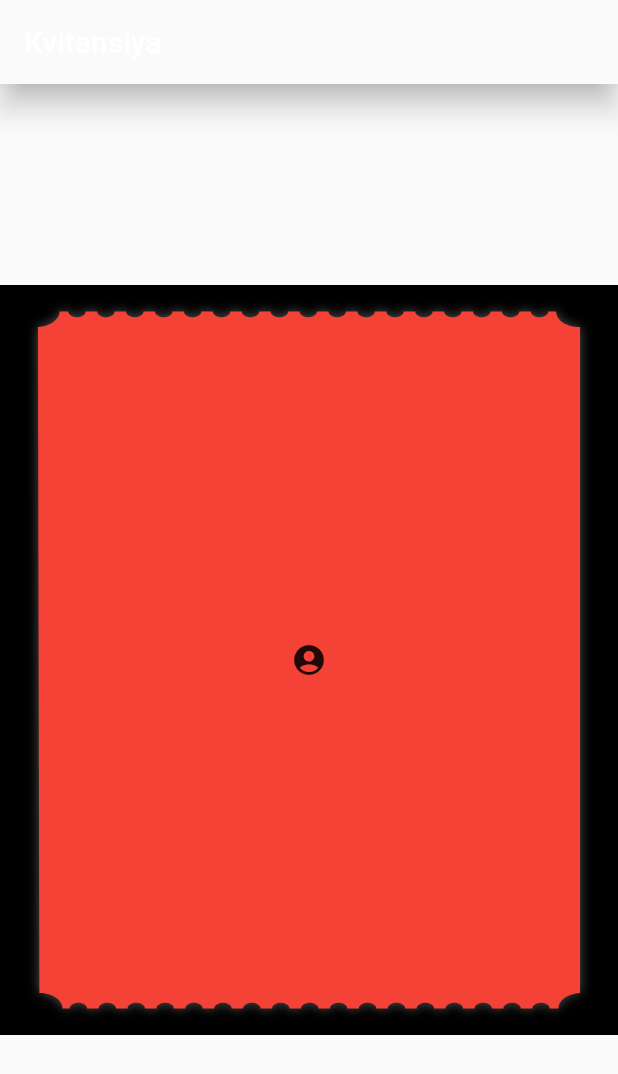
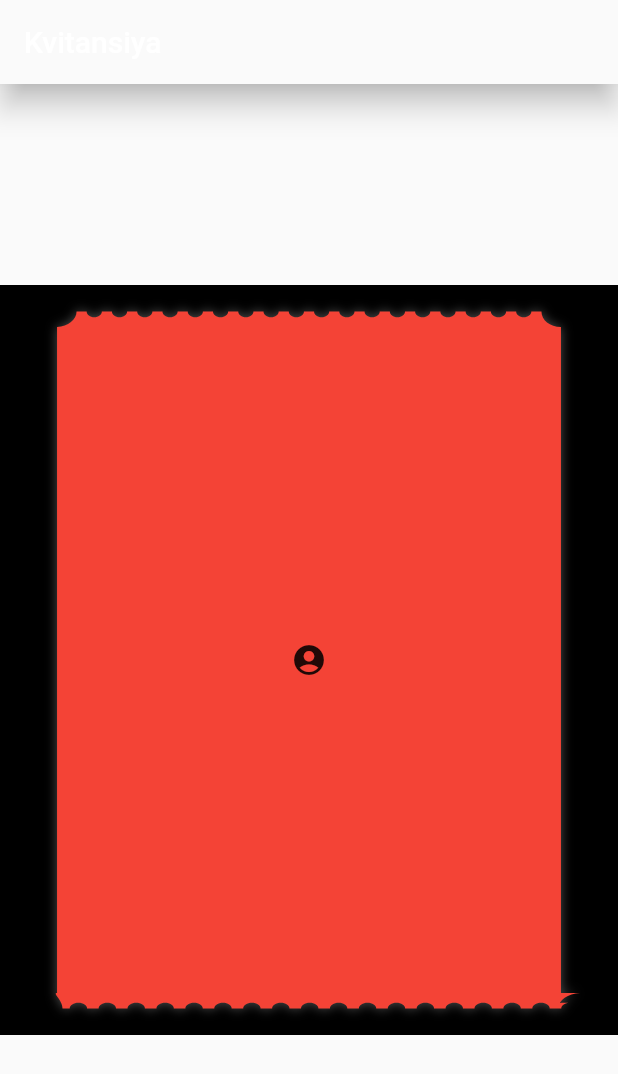
Before and after one commit to Tukhtamurodov-Sardorbek/ui_test, a Flutter app: the screen it shows after launch, on a phone screen of 412 x 824 dp. Shown: the top 1074 px of the screen. Run offline on Flutter 3.47's test engine with Material 2 defaults, Android fonts, the phone set to English and light mode, and no system bars.

Commit message:
Responsiveness is being handled

```diff
--- a/lib/main.dart
+++ b/lib/main.dart
@@ -1,4 +1,5 @@
 import 'package:flutter/material.dart';
+import 'package:ui_test/responsive_shape_border.dart';
 import 'package:ui_test/shape_border.dart';
 
 void main() {
@@ -44,7 +45,7 @@ class ReceiptPage extends StatelessWidget {
             height: 500.0,
             decoration: ShapeDecoration(
               color: Colors.red,
-              shape: MyShapeBorder(),
+              shape: MyResponsiveShapeBorder(),
               shadows: [
                 BoxShadow(
                   color: Colors.grey.withOpacity(0.5),
--- a/lib/responsive_shape_border.dart
+++ b/lib/responsive_shape_border.dart
@@ -2,7 +2,7 @@ import 'dart:ui' as ui;
 
 import 'package:flutter/material.dart';
 
-class MyShapeBorder extends ShapeBorder {
+class MyResponsiveShapeBorder extends ShapeBorder {
 
   @override
   EdgeInsetsGeometry get dimensions => const EdgeInsets.all(0);
@@ -26,12 +26,15 @@ class MyShapeBorder extends ShapeBorder {
 
     double widthPercent = 0.8653657;
     double heightPercent = 0.04301471;
-    const peakWidth = 15;
-    const peakHeight = 15;
+    const peakWidth = 16.842736;
 
-    final start = 30 + (width % peakWidth == 0 ? 0 : (width % peakWidth / 2));
+    const cornerWidth = 24.807272;
+    const horizontalMargin = 30;
+    double remainedSpace = width - 2 * cornerWidth - 2 * horizontalMargin;
+    final start = horizontalMargin + (remainedSpace % peakWidth == 0 ? 0 : (remainedSpace % peakWidth / 2));
     final finish =  width - start;
-    final numberOfPeaks = (finish - start) / peakWidth;
+
+    final numberOfPeaks = (finish - start - 49.614544) / peakWidth;
 
     print('SIZE: $size  Width: ${finish - start} Peaks: $numberOfPeaks Start: $start  Finish: $finish');
 
@@ -39,89 +42,73 @@ class MyShapeBorder extends ShapeBorder {
     Size coordinate = Size(finish, size.height*0.05588235 + topGap);
 
     double OX(double moveBy){
-      // print('OX Before => $coordinate');
       double xCoordinate = coordinate.width;
       final yCoordinate = coordinate.height;
 
       xCoordinate += moveBy;
-
       coordinate = Size(xCoordinate, yCoordinate);
-      // print('OX After => $coordinate');
       return coordinate.width;
     }
-    double OY(double moveBy){
-      // print('OY Before => $coordinate');
+    double OzY(double moveBy){
       final xCoordinate = coordinate.width;
       double yCoordinate = coordinate.height;
 
       yCoordinate += moveBy;
-
       coordinate = Size(xCoordinate, yCoordinate);
-      // print('OY After => $coordinate');
       return coordinate.height;
     }
 
     /// From top right to left <-
     path.moveTo(coordinate.width, coordinate.height);
 
-
-    print('Start => $coordinate');
     path.cubicTo(
-      /// 337.060368 - 329.619132 =7.441236
-      OX(-7), coordinate.height,
-      OX(-5), OY(-7.374112),
-      coordinate.width, OY(-9.096472),
-      // 329.619132 - 323.982612 = 5.63652 W
-      // 44.70588 -> - 7.374112 => 37.331768 -> - 9.096472 =>  28.235296 H
+      OX(-7.380868), size.height * 0.05588235 + topGap,
+      OX(-5.63652), size.height * 0.04666471 + topGap,
+      coordinate.width, size.height * 0.03529412 + topGap,
     );
 
-    print('Before Line => $coordinate');
+    path.lineTo(OX(-6.73696), size.height * 0.03529412 + topGap);
 
-    path.lineTo(OX(-5), coordinate.height);
-    // 323.982612 - 319.37526 = 4.607352
-    print('After Line => $coordinate');
     path.cubicTo(
-      OX(-5), OY(3.411176),
-      OX(-5), OY(2.765296),
-      OX(-5), coordinate.height,
-      // 319.37526 - 314.322336 = 5.052924 W
-      // 28.235296 -> + 3.411176 => 31.646472 -> + 2.765296 => 34.411768 H
+      coordinate.width, size.height*0.03955809+ topGap,
+      OX(-2.262204), size.height*0.04301471+ topGap,
+      OX(-2.79072), size.height*0.04301471+ topGap,
     );
 
-    print('Connect => $coordinate');
-
     for(int i = 0; i < numberOfPeaks; i++){
-      // 0.8731176 -> widthPercent = 0.8653657;
-      // 314.322336 - 311.531652 = 2.790684
       path.cubicTo(
-        size.width * (widthPercent - (i * 0.0467851)), size.height * heightPercent + topGap,
-        size.width * (widthPercent - 0.0062839 - (i * 0.0467851)), size.height * (heightPercent - 0.00345662) + topGap,
-        size.width * (widthPercent - 0.0062839 - (i * 0.0467851)), size.height * (heightPercent - 0.00772059) + topGap,
-        // 311.531652 - 309.269448 = 2.262204
-        // 294.689016 - 292.426812 = 2.262204
+        OX(-2.790684), size.height * heightPercent + topGap,
+        OX(-2.262204), size.height * (heightPercent - 0.00345662) + topGap,
+        coordinate.width, size.height * (heightPercent - 0.00772059) + topGap,
       );
       path.lineTo(
-        size.width*(widthPercent - 0.0249974 - (i * 0.0467852)), size.height*(heightPercent - 0.00772059)+ topGap,
-        // 309.269448 - 302.532588 = 6.73686
+        OX(-6.73696), size.height*(heightPercent - 0.00772059)+ topGap,
       );
       path.cubicTo(
-        size.width*(widthPercent - 0.0249974 - (i * 0.0467852)), size.height*(heightPercent - 0.00345662) + topGap,
-        // 302.532588
-        size.width*(widthPercent - 0.0312813 - (i * 0.0467852)), size.height*heightPercent + topGap,
-        // 302.532588 - 300.270384 = 2.262204
-        size.width*(widthPercent - 0.0390332 - (i * 0.0467852)), size.height*heightPercent + topGap,
-        // 300.270384 - 297.4797 = 2.790684
+        coordinate.width, size.height*(heightPercent - 0.00345662) + topGap,
+        OX(-2.262204), size.height*heightPercent + topGap,
+        OX(-2.790684), size.height*heightPercent + topGap,
       );
     }
 
-    path.cubicTo(size.width*0.1167905,size.height*0.04301471+ topGap,size.width*0.1105064,size.height*0.03955809+ topGap,size.width*0.1105064,size.height*0.03529412+ topGap,);
-    path.lineTo(size.width*0.09647059,size.height*0.03529412+ topGap,);
-    path.cubicTo(size.width*0.09647059,size.height*0.04623250+ topGap, size.width*0.08096266,size.height*0.05517853+ topGap, size.width*0.06138107,size.height*0.05588235+ topGap,);
+    path.cubicTo(
+      OX(-2.79072),size.height*0.04301471+ topGap,
+      OX(-2.262204),size.height*0.03955809+ topGap,
+      coordinate.width,size.height*0.03529412+ topGap,
+    );
 
-    path.lineTo(size.width*0.06138107,size.height*0.05588235+ topGap);
+    path.lineTo(OX(-6.73696),size.height*0.03529412+ topGap,);
+
+    path.cubicTo(
+      coordinate.width,size.height*0.04623250+ topGap,
+      OX(-5.63652),size.height*0.05517853+ topGap,
+      OX(-7.380868),size.height*0.05588235+ topGap,
+    );
+
+    path.lineTo(coordinate.width,size.height*0.05588235+ topGap);
 
     /// From top left to bottom left |
-    path.lineTo(size.width*0.06372046,size.height*0.9441176 + topGap);
+    path.lineTo(coordinate.width,size.height*0.9441176 + topGap);
 
     /// From bottom left to right ->
     widthPercent = 0.1346332;
@@ -157,10 +144,10 @@ class MyShapeBorder extends ShapeBorder {
     path.lineTo(size.width*0.9035294,size.height*0.9647059 + topGap);
     path.cubicTo(size.width*0.9035294,size.height*0.9537676 + topGap,size.width*0.9190384,size.height*0.9448221 + topGap,size.width*0.9386189,size.height*0.9441574 + topGap);
 
-    path.lineTo(size.width*0.9386189,size.height*0.9441176 + topGap);
+    path.lineTo(finish,size.height*0.9441176 + topGap);
 
     /// From bottom right to top right
-    path.lineTo(size.width*0.9386189,size.height*0.05588235 + topGap);
+    path.lineTo(finish,size.height*0.05588235 + topGap);
 
     path.close();
 
```
Also changed, not shown: lib/shape_border.dart (+14 -3 lines).
